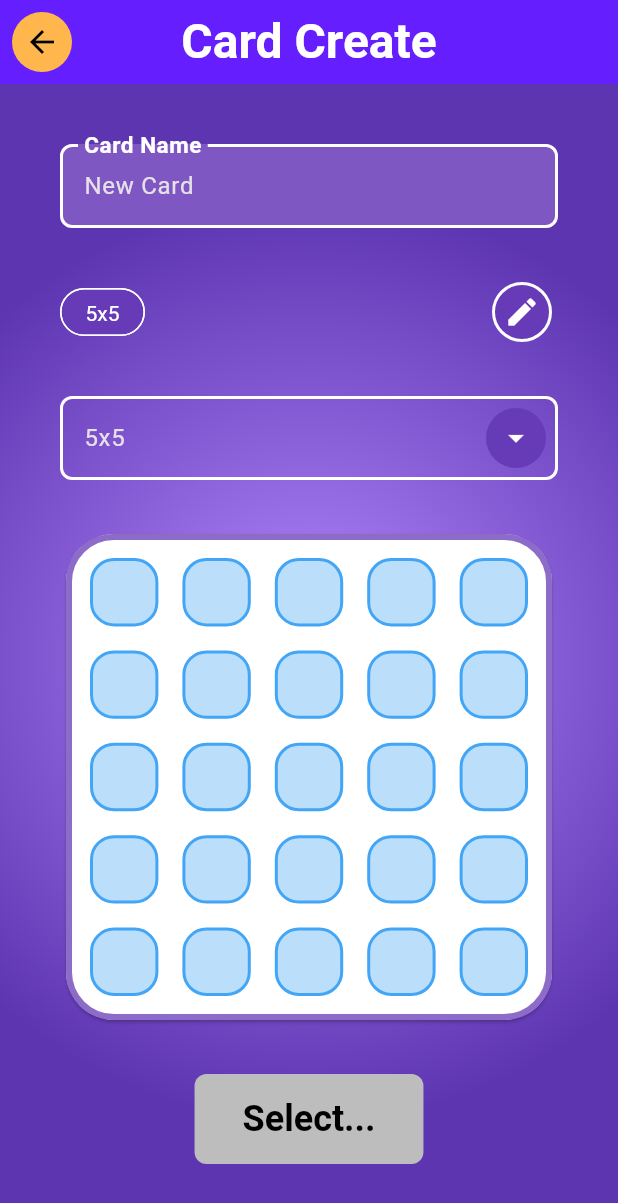
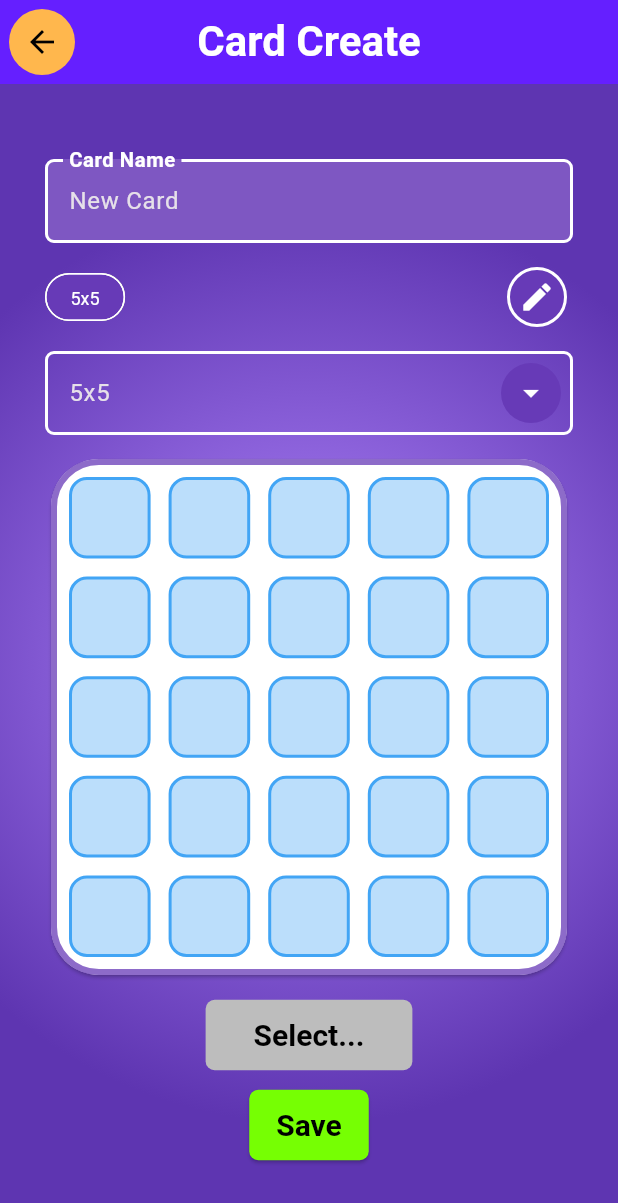
Before and after one commit to Lunix-420/Bingo, a Flutter app: the screen it shows after launch, after a tap on "CREATE CARD", on a phone screen of 412 x 824 dp. Shown: the top 1203 px of the screen. Run offline on Flutter 3.47's test engine with Material 3 defaults, Android fonts, the phone set to English and light mode, and no system bars; drawn by our look-alikes of toastification; our stand-ins replace logger, socket_io_client; network calls fail.

Commit message:
style: mobile compatible

```diff
--- a/lib/theme/buttons.dart
+++ b/lib/theme/buttons.dart
@@ -10,7 +10,7 @@ class ButtonStyles {
       AppColors.getContrastingColor(AppColors.success),
     ),
     padding: WidgetStateProperty.all(
-      const EdgeInsets.symmetric(
+      EdgeInsets.symmetric(
         horizontal: Spacings.large,
         vertical: Spacings.medium,
       ),
@@ -31,7 +31,7 @@ class ButtonStyles {
       AppColors.getContrastingColor(AppColors.error),
     ),
     padding: WidgetStateProperty.all(
-      const EdgeInsets.symmetric(
+      EdgeInsets.symmetric(
         horizontal: Spacings.large,
         vertical: Spacings.medium,
       ),
@@ -50,7 +50,7 @@ class ButtonStyles {
       AppColors.getContrastingColor(AppColors.disabled),
     ),
     padding: WidgetStateProperty.all(
-      const EdgeInsets.symmetric(
+      EdgeInsets.symmetric(
         horizontal: Spacings.extraLarge,
         vertical: Spacings.medium,
       ),
@@ -71,7 +71,7 @@ class ButtonStyles {
       AppColors.getContrastingColor(AppColors.primary),
     ),
     padding: WidgetStateProperty.all(
-      const EdgeInsets.symmetric(
+      EdgeInsets.symmetric(
         horizontal: Spacings.extraLarge,
         vertical: Spacings.large,
       ),
--- a/lib/theme/spacings.dart
+++ b/lib/theme/spacings.dart
@@ -1,22 +1,29 @@
 import 'package:flutter/material.dart';
+import 'package:frontend/utils/platform.dart';
 
 class Spacings {
-  static const double small = 8.0;
-  static const double medium = 16.0;
-  static const double large = 24.0;
-  static const double extraLarge = 32.0;
+  static double small = PlatformUtils.isMobile() ? 6.0 : 8.0;
+  static double medium = PlatformUtils.isMobile() ? 12.0 : 16.0;
+  static double large = PlatformUtils.isMobile() ? 18.0 : 24.0;
+  static double extraLarge = 32.0;
 
-  static const allSmall = EdgeInsets.all(small);
-  static const allMedium = EdgeInsets.all(medium);
-  static const allLarge = EdgeInsets.all(large);
-  static const allExtraLarge = EdgeInsets.all(extraLarge);
-  static const verticalMedium = EdgeInsets.symmetric(vertical: medium);
-  static const horizontalSmall = EdgeInsets.symmetric(horizontal: small);
+  static EdgeInsets allSmall = EdgeInsets.all(small);
+  static EdgeInsets allMedium = EdgeInsets.all(medium);
+  static EdgeInsets allLarge = EdgeInsets.all(large);
+  static EdgeInsets allExtraLarge = EdgeInsets.all(extraLarge);
+  static EdgeInsets verticalMedium = EdgeInsets.symmetric(vertical: medium);
+  static EdgeInsets horizontalSmall = EdgeInsets.symmetric(horizontal: small);
 
-  static const roundBorderMedium = BorderRadius.all(Radius.circular(medium));
-  static const roundBorderSmall = BorderRadius.all(Radius.circular(small));
-  static const roundBorderLarge = BorderRadius.all(Radius.circular(large));
-  static const roundBorderExtraLarge = BorderRadius.all(
+  static BorderRadius roundBorderMedium = BorderRadius.all(
+    Radius.circular(medium),
+  );
+  static BorderRadius roundBorderSmall = BorderRadius.all(
+    Radius.circular(small),
+  );
+  static BorderRadius roundBorderLarge = BorderRadius.all(
+    Radius.circular(large),
+  );
+  static BorderRadius roundBorderExtraLarge = BorderRadius.all(
     Radius.circular(extraLarge),
   );
 }
--- a/lib/theme/textstyles.dart
+++ b/lib/theme/textstyles.dart
@@ -1,30 +1,33 @@
 import 'package:flutter/material.dart';
 import 'package:frontend/theme/colors.dart';
+import 'package:frontend/utils/platform.dart';
 
 class TextStyles {
   static TextStyle title({Color? color}) => TextStyle(
-    fontSize: 32.0,
+    fontSize: PlatformUtils.isMobile() ? 28.0 : 32.0,
     fontWeight: FontWeight.bold,
     color: color ?? AppColors.defaultText,
   );
 
   static TextStyle normal({Color? color}) => TextStyle(
-    fontSize: 20.0,
+    fontSize: PlatformUtils.isMobile() ? 18.0 : 20.0,
     color: color ?? AppColors.defaultText,
     fontWeight: FontWeight.bold,
   );
 
-  static TextStyle small({Color? color}) =>
-      TextStyle(fontSize: 14.0, color: color ?? AppColors.defaultText);
+  static TextStyle small({Color? color}) => TextStyle(
+    fontSize: PlatformUtils.isMobile() ? 12.0 : 14.0,
+    color: color ?? AppColors.defaultText,
+  );
 
   static TextStyle large({Color? color}) => TextStyle(
-    fontSize: 28.0,
+    fontSize: PlatformUtils.isMobile() ? 24.0 : 28.0,
     color: color ?? AppColors.defaultText,
     fontWeight: FontWeight.bold,
   );
 
   static TextStyle button({Color? color}) => TextStyle(
-    fontSize: 24.0,
+    fontSize: PlatformUtils.isMobile() ? 20.0 : 24.0,
     color: color ?? AppColors.defaultText,
     fontWeight: FontWeight.bold,
   );
--- /dev/null
+++ b/lib/utils/platform.dart
@@ -0,0 +1,11 @@
+import 'dart:io';
+
+class PlatformUtils {
+  static bool isMobile() {
+    return Platform.isAndroid || Platform.isIOS;
+  }
+
+  static bool isDesktop() {
+    return Platform.isWindows || Platform.isLinux || Platform.isMacOS;
+  }
+}
--- a/lib/views/card_list_view.dart
+++ b/lib/views/card_list_view.dart
@@ -62,12 +62,11 @@ class _CardListViewState extends State<CardListView> {
       ),
       mainAxisAlignment: MainAxisAlignment.start,
       children: [
-        SizedBox(height: Spacings.medium),
+        SizedBox(height: Spacings.small),
         CardListFilterWidget(
           filter: _filter,
           onFilterChange: _handleFilterChange,
         ),
-        SizedBox(height: Spacings.large),
         FutureLoaderWidget(
           future: _tilesetFuture,
           builder: (context, tilesets) {
@@ -78,7 +77,7 @@ class _CardListViewState extends State<CardListView> {
               itemBuilder: (context, index) {
                 final tileset = tilesets[index];
                 return Padding(
-                  padding: const EdgeInsets.only(bottom: Spacings.small),
+                  padding: EdgeInsets.only(bottom: Spacings.small),
                   child: BingoPreviewCardWidget(
                     tileset: tileset,
                     onTap: _handleCardTap(createRoom),
--- a/lib/views/room_create_view.dart
+++ b/lib/views/room_create_view.dart
@@ -97,7 +97,7 @@ class _RoomCreateViewState extends State<RoomCreateView> {
             mainAxisSize: MainAxisSize.min,
             spacing: Spacings.medium,
             children: [
-              const SizedBox(height: Spacings.medium),
+              SizedBox(height: Spacings.medium),
               HostNameWidget(controller: hostNameController),
               MaxPlayersWidget(controller: maxPlayersController),
               CheckboxListTile(
--- a/lib/views/room_view.dart
+++ b/lib/views/room_view.dart
@@ -106,7 +106,7 @@ class _RoomViewState extends State<RoomView> {
             onDone: _gameStarted,
           )
           : Padding(
-            padding: const EdgeInsets.symmetric(vertical: Spacings.medium),
+            padding: EdgeInsets.symmetric(vertical: Spacings.medium),
             child: Text(
               "Waiting for owner to start...",
               style: TextStyles.normal(),
--- a/lib/widgets/bingo_preview_card/preview_card_row.dart
+++ b/lib/widgets/bingo_preview_card/preview_card_row.dart
@@ -19,7 +19,7 @@ class PreviewCardRowWidget extends StatelessWidget {
       children: [
         Expanded(
           child: Padding(
-            padding: const EdgeInsets.only(right: Spacings.small),
+            padding: EdgeInsets.only(right: Spacings.small),
             child: expandedChild,
           ),
         ),
--- a/lib/widgets/bingo_preview_card/preview_card_tag_list.dart
+++ b/lib/widgets/bingo_preview_card/preview_card_tag_list.dart
@@ -48,8 +48,7 @@ class _PreviewCardTagListWidgetState extends State<PreviewCardTagListWidget> {
           scrollDirection: Axis.horizontal,
           itemCount: _tags.length,
           itemBuilder: (context, index) => Chip(label: Text(_tags[index])),
-          separatorBuilder:
-              (context, index) => const SizedBox(width: Spacings.small),
+          separatorBuilder: (context, index) => SizedBox(width: Spacings.small),
           physics: const ClampingScrollPhysics(),
         ),
       ),
--- a/lib/widgets/card_edit/card_edit_form.dart
+++ b/lib/widgets/card_edit/card_edit_form.dart
@@ -101,9 +101,9 @@ class _CardEditFormWidgetState extends State<CardEditFormWidget> {
   @override
   Widget build(BuildContext context) {
     return Padding(
-      padding: const EdgeInsets.all(Spacings.large),
+      padding: EdgeInsets.all(Spacings.large),
       child: Column(
-        spacing: Spacings.extraLarge,
+        spacing: Spacings.medium,
         children: [
           NameInputWidget(controller: _nameController),
           TagInputWidget(
--- a/lib/widgets/card_edit/tag_input_list.dart
+++ b/lib/widgets/card_edit/tag_input_list.dart
@@ -52,7 +52,7 @@ class _TagInputListWidgetState extends State<TagInputListWidget> {
       ...List.generate(
         widget.tags.length,
         (i) => Padding(
-          padding: const EdgeInsets.only(bottom: Spacings.medium),
+          padding: EdgeInsets.only(bottom: Spacings.medium),
           child: Row(
             spacing: Spacings.medium,
             children: [
@@ -70,7 +70,7 @@ class _TagInputListWidgetState extends State<TagInputListWidget> {
           ),
         ),
       ),
-      const SizedBox(height: Spacings.medium),
+      SizedBox(height: Spacings.medium),
       Row(
         spacing: Spacings.medium,
         children: [
--- a/lib/widgets/card_list/card_list_filter_dialog.dart
+++ b/lib/widgets/card_list/card_list_filter_dialog.dart
@@ -79,7 +79,7 @@ class _CardListFilterDialogWidgetState
                 onTagDelete: _handleTagDelete,
                 onAddTag: _handleAddTag,
               ),
-              const SizedBox(height: Spacings.medium),
+              SizedBox(height: Spacings.medium),
               Text("Size", style: dialogStyle),
               Wrap(
                 spacing: Spacings.small,
@@ -92,7 +92,7 @@ class _CardListFilterDialogWidgetState
                       );
                     }).toList(),
               ),
-              const SizedBox(height: Spacings.medium),
+              SizedBox(height: Spacings.medium),
               TextField(
                 controller: ratingController,
                 keyboardType: TextInputType.number,
@@ -102,7 +102,7 @@ class _CardListFilterDialogWidgetState
                   hint: const Text("Enter a minumum rating..."),
                 ),
               ),
-              const SizedBox(height: Spacings.medium),
+              SizedBox(height: Spacings.medium),
               TextField(
                 controller: playsController,
                 keyboardType: TextInputType.number,
--- a/lib/widgets/main_view/logo.dart
+++ b/lib/widgets/main_view/logo.dart
@@ -7,14 +7,12 @@ class Logo extends StatelessWidget {
 
   @override
   Widget build(BuildContext context) {
+    final scale = MediaQuery.of(context).size.height / 350.0;
     return Align(
       alignment: Alignment.topCenter,
       child: ScaleTransition(
         scale: animation,
-        child: Image.asset(
-          'images/br_logo.png',
-          scale: 2.1,
-        ),
+        child: Image.asset('images/br_logo.png', scale: scale),
       ),
     );
   }
--- a/lib/widgets/vertical_max_list.dart
+++ b/lib/widgets/vertical_max_list.dart
@@ -1,4 +1,5 @@
 import 'package:flutter/material.dart';
+import 'package:frontend/theme/spacings.dart';
 
 class VerticalMaxListWidget extends StatelessWidget {
   final List<Widget> children;
@@ -23,6 +24,7 @@ class VerticalMaxListWidget extends StatelessWidget {
               constraints: BoxConstraints(minHeight: constraints.maxHeight),
               child: Column(
                 mainAxisAlignment: mainAxisAlignment,
+                spacing: Spacings.medium,
                 children: [...children],
               ),
             ),
```
Also changed, not shown: images/br_logo.png.
